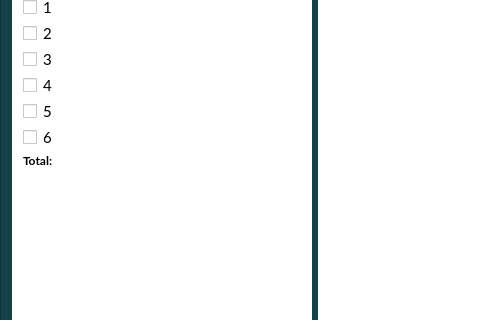
The window that src/qt/forms/miningpage.ui (ZiftrCOIN/ziftrcoin) describes before a commit, drawn with Qt 5; both pictures show x 0 to 480 and y 257 to 577 of the 918 by 880 pixel window.
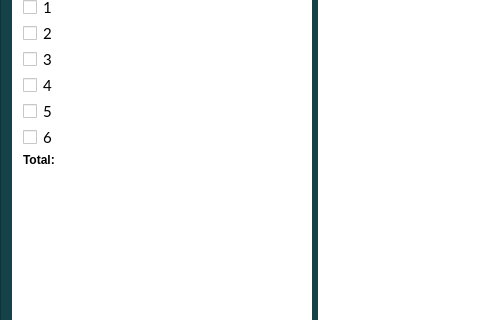
The same window after the commit. Icons and pictures are not drawn.

Commit message: added robustness for double printing of sgminer output and fixed mineSpeedLabel bug

```diff
--- a/src/qt/forms/miningpage.ui
+++ b/src/qt/forms/miningpage.ui
@@ -821,7 +821,6 @@
                   <widget class="QLabel" name="label_5">
                    <property name="font">
                     <font>
-                     <family>Lato</family>
                      <weight>75</weight>
                      <bold>true</bold>
                     </font>
```
Left out of the diff: 15 changed lines with no effect on the pictures. The commit also changes 1 other file.
